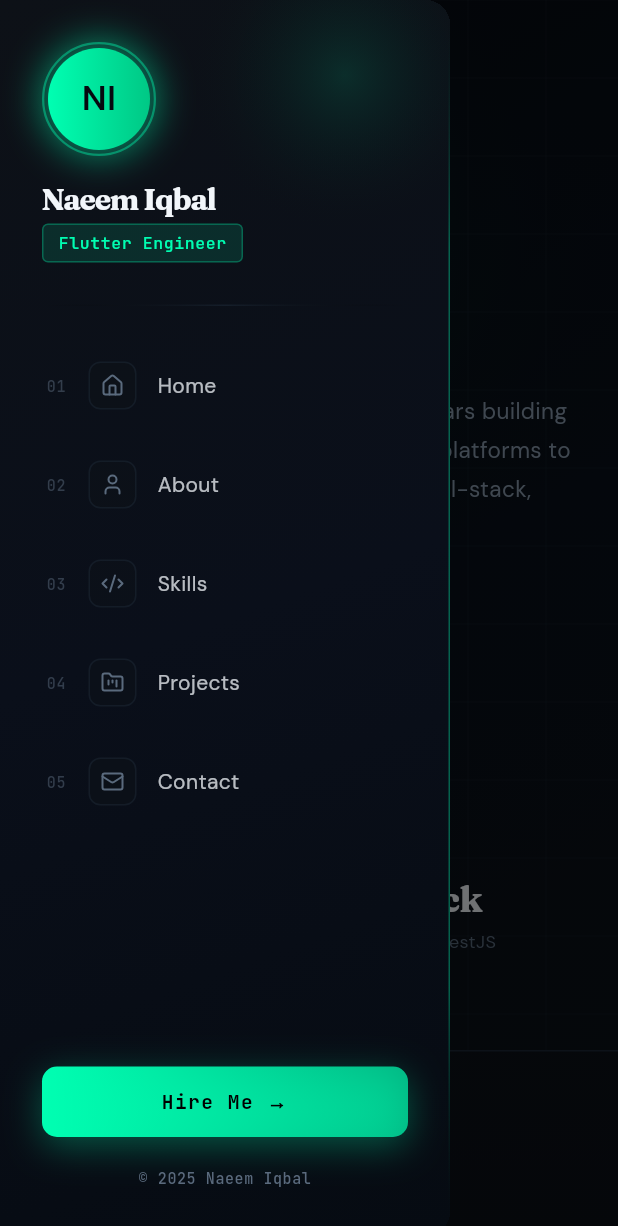
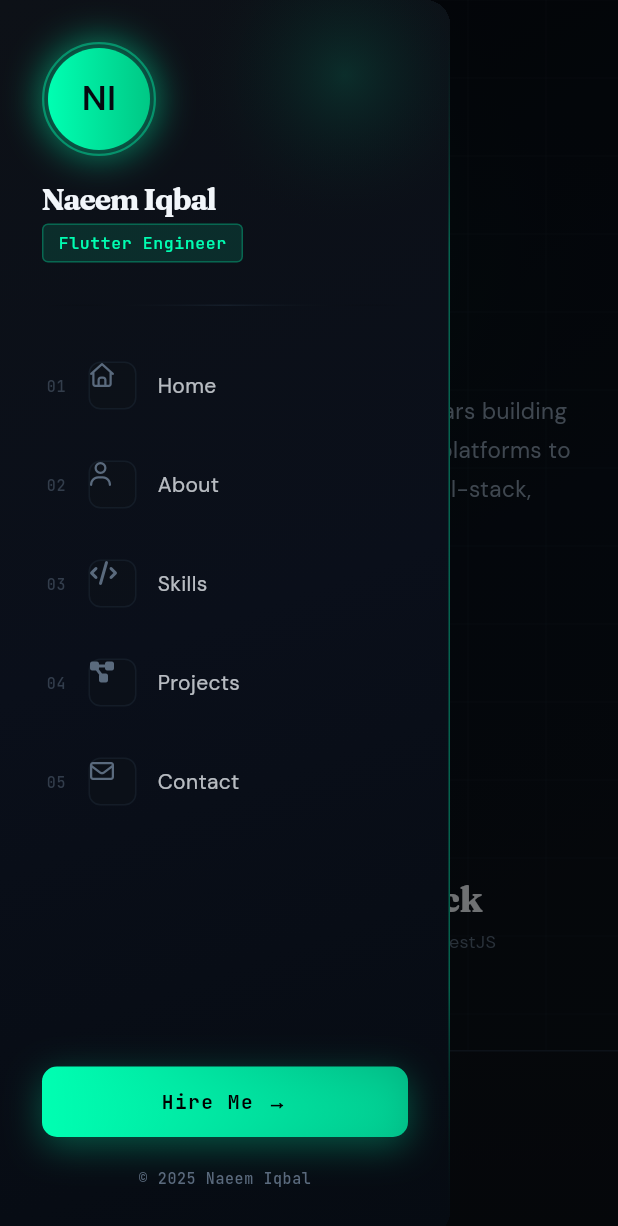
Before and after one commit to Naeem47/portolio, a Flutter app: the screen it shows after launch, with the side drawer open, on a phone screen of 412 x 824 dp. Shown: the top 1226 px of the screen. Run offline on Flutter 3.47's test engine with Material 3 defaults, Android fonts, the phone set to English and light mode, and no system bars; drawn by our look-alikes of animated_text_kit; our stand-ins replace font_awesome_flutter, google_fonts, visibility_detector.

Commit message:
feat -- changes icon changes

```diff
--- a/lib/models.dart
+++ b/lib/models.dart
@@ -1,4 +1,5 @@
 import 'package:flutter/material.dart';
+import 'package:font_awesome_flutter/font_awesome_flutter.dart' show FaIconData;
 
 class SkillCategory {
   final String title;
@@ -36,7 +37,7 @@ class Project {
 
 class SocialLink {
   final String label;
-  final IconData icon;
+  final FaIconData icon;
   final String url;
 
   const SocialLink({
@@ -48,7 +49,7 @@ class SocialLink {
 
 class NavItem {
   final String label;
-  final IconData icon;
+  final FaIconData icon;
 
   const NavItem({required this.label, required this.icon});
 }
--- a/lib/nav_widgets.dart
+++ b/lib/nav_widgets.dart
@@ -2,6 +2,7 @@ import 'dart:ui';
 import 'package:flutter/material.dart';
 
 import 'portfolio_data.dart';
+import 'package:font_awesome_flutter/font_awesome_flutter.dart';
 import 'shared_widgets.dart';
 import 'theme.dart';
 
@@ -535,7 +536,7 @@ class MobileDrawer extends StatelessWidget {
 // ── Drawer Item ────────────────────────────────────────────────────────────────
 
 class _DrawerItem extends StatefulWidget {
-  final IconData icon;
+  final FaIconData icon;
   final String label;
   final int index;
   final VoidCallback onTap;
@@ -614,7 +615,7 @@ class _DrawerItemState extends State<_DrawerItem> {
                     width: 1,
                   ),
                 ),
-                child: Icon(
+                child: FaIcon(
                   widget.icon,
                   size: 16,
                   color: active ? AppColors.accent : AppColors.muted,
--- a/lib/portfolio_data.dart
+++ b/lib/portfolio_data.dart
@@ -1,7 +1,6 @@
-import 'package:flutter/material.dart';
-import 'package:lucide_icons/lucide_icons.dart';
+
 import 'package:portfolio/models.dart';
-
+import 'package:font_awesome_flutter/font_awesome_flutter.dart';
 import 'theme.dart';
 
 class PortfolioData {
@@ -165,16 +164,31 @@ class PortfolioData {
   ];
 
   static final List<SocialLink> socials = [
-    SocialLink(label: "LinkedIn", icon: LucideIcons.linkedin,    url: linkedIn),
-    SocialLink(label: "GitHub",   icon: LucideIcons.github,            url: github),
-    SocialLink(label: "Email",    icon: LucideIcons.mail,  url: email),
+    SocialLink(label: "LinkedIn", icon:  FontAwesomeIcons.linkedinIn,    url: linkedIn),
+    SocialLink(label: "GitHub",   icon: FontAwesomeIcons.github,            url: github),
+    SocialLink(label: "Email",    icon: FontAwesomeIcons.envelope,  url: email),
   ];
 
 static final List<NavItem> navItems = [
-  NavItem(label: "Home",     icon: LucideIcons.home),
-  NavItem(label: "About",    icon: LucideIcons.user),
-  NavItem(label: "Skills",   icon: LucideIcons.code2),
-  NavItem(label: "Projects", icon: LucideIcons.folderKanban),
-  NavItem(label: "Contact",  icon: LucideIcons.mail),
+  NavItem(
+    label: "Home",
+    icon: FontAwesomeIcons.house,
+  ),
+  NavItem(
+    label: "About",
+    icon: FontAwesomeIcons.user,
+  ),
+  NavItem(
+    label: "Skills",
+    icon: FontAwesomeIcons.code,
+  ),
+  NavItem(
+    label: "Projects",
+    icon: FontAwesomeIcons.diagramProject,
+  ),
+  NavItem(
+    label: "Contact",
+    icon: FontAwesomeIcons.envelope,
+  ),
 ];
 }
--- a/pubspec.yaml
+++ b/pubspec.yaml
@@ -38,7 +38,8 @@ dependencies:
   url_launcher:
   animated_text_kit:
   visibility_detector:
-  lucide_icons: ^0.257.0
+  lucide_flutter: ^1.16.0
+  font_awesome_flutter: ^11.0.0
 
 dev_dependencies:
   flutter_test:
```
Also changed, not shown: lib/contact_section.dart (+9 -5 lines), lib/footer_section.dart (+0 -86 lines), pubspec.lock, 1 other file.
